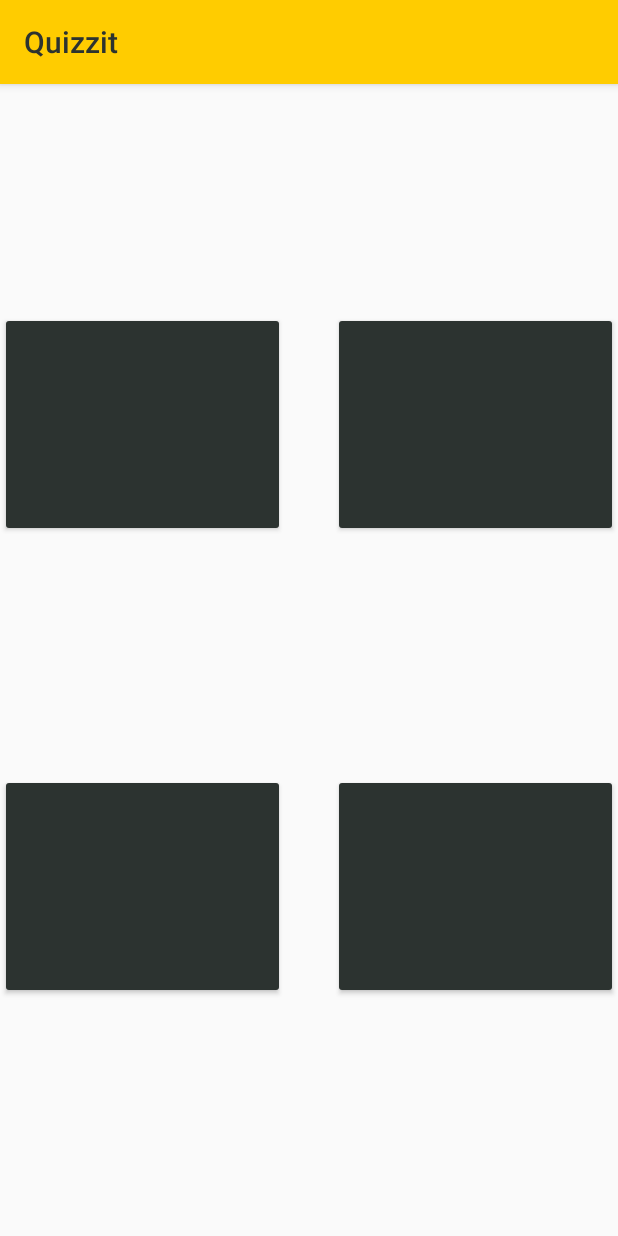
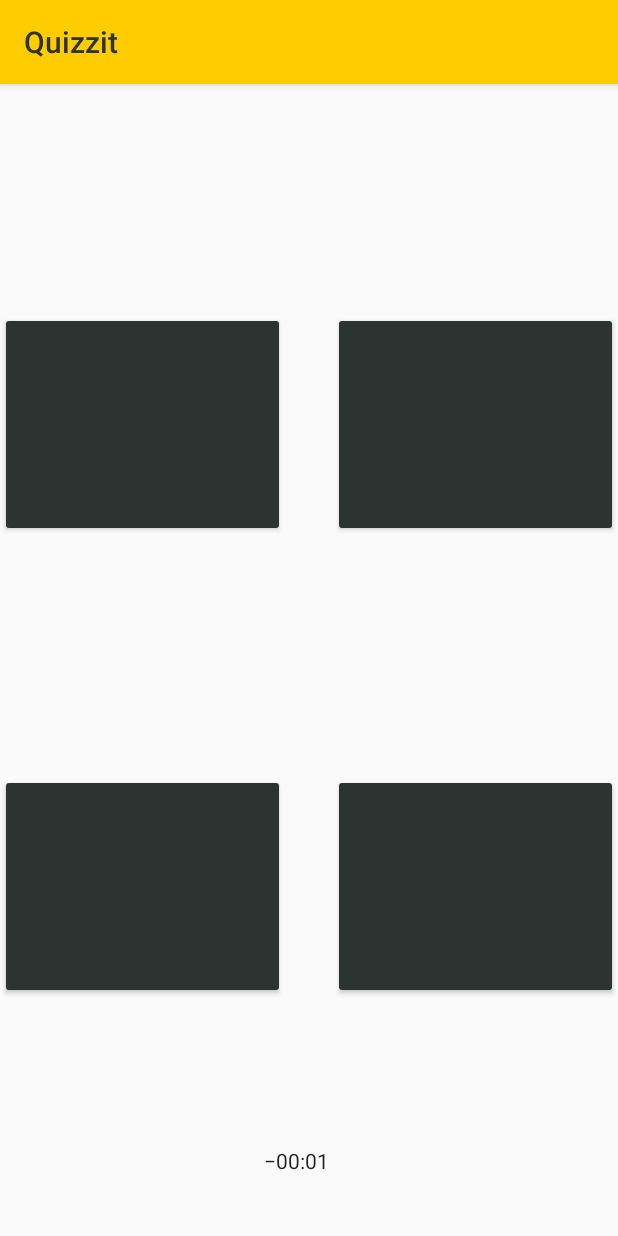
Before and after one commit to HoGentTIN/native-apps-aalst-jordi5300, an Android app: the screen it shows after launch (MainActivity), after a tap on "PLAY", on a phone screen of 412 x 824 dp. Run offline under Robolectric (Android 15) with nearby library versions, the phone set to English and light mode, and no system bars; our stand-ins replace Room's generated code, data binding, navigation-ui; 5 statements that could not run were skipped.

Commit message:
toevoegen van timer + fix titel in quiz fragment

```diff
--- a/app/src/main/java/com/example/quizzit/HomeFragment.kt
+++ b/app/src/main/java/com/example/quizzit/HomeFragment.kt
@@ -24,10 +24,10 @@ class HomeFragment : Fragment() {
                container,
                false
            )
-           binding.playButton.setOnClickListener { view ->
+           binding.btnPlay.setOnClickListener { view ->
                view.findNavController().navigate(R.id.action_homeFragment_to_quizFragment)
            }
-           binding.quizzitImage.setImageResource(R.drawable.quizzit)
+           binding.imgLogo.setImageResource(R.drawable.quizzit)
            (activity as AppCompatActivity).supportActionBar?.title = "Quizzit"
            setHasOptionsMenu(true)
            return binding.root
--- a/app/src/main/java/com/example/quizzit/database/QuestionDao.kt
+++ b/app/src/main/java/com/example/quizzit/database/QuestionDao.kt
@@ -8,9 +8,11 @@ import com.example.quizzit.domain.Question
 
 @Dao
 interface QuestionDao{
-    @Query("SELECT * from question_table")
-    fun getAllQuestions(): List<Question>
 
     @Insert(onConflict = OnConflictStrategy.REPLACE)
     fun insert(question: Question)
+
+    @Query("SELECT * FROM question_table WHERE quizID=:quizId")
+    fun getQuestionsFromQuiz(quizId: Int): List<Question>
+
 }
--- a/app/src/main/java/com/example/quizzit/database/QuizDao.kt
+++ b/app/src/main/java/com/example/quizzit/database/QuizDao.kt
@@ -15,6 +15,4 @@ interface QuizDao {
     @Query("SELECT * FROM quiz_table")
     fun getQuizzes(): List<Quiz>
 
-    @Query("SELECT * FROM question_table WHERE quizID=:quizId")
-    fun getQuestionsFromQuiz(quizId: Long): List<Question>
 }
--- a/app/src/main/java/com/example/quizzit/database/QuizDatabase.kt
+++ b/app/src/main/java/com/example/quizzit/database/QuizDatabase.kt
@@ -12,10 +12,10 @@ import kotlinx.coroutines.GlobalScope
 import kotlinx.coroutines.launch
 import kotlinx.coroutines.withContext
 
-@Database(entities = [Quiz::class,Question::class], version = 3, exportSchema = false)
+@Database(entities = [Quiz::class,Question::class], version = 1, exportSchema = false)
 abstract class QuizDatabase : RoomDatabase() {
     abstract val quizDao: QuizDao
-    abstract val questionDao : QuestionDao
+    abstract val questionDao: QuestionDao
 
     companion object {
         @Volatile
@@ -33,6 +33,7 @@ abstract class QuizDatabase : RoomDatabase() {
                         .fallbackToDestructiveMigration()
                         .build()
                     instance.putQuizzes()
+                    instance.putQuestions()
                     INSTANCE = instance
                 }
                 return instance
@@ -43,41 +44,47 @@ abstract class QuizDatabase : RoomDatabase() {
 
     private fun putQuizzes() {
         val quizList = listOf(
-            Quiz("quiz1", "algemeen",1)
+            Quiz(1, "quiz1", "algemeen")
             ,
-            Quiz("quiz1", "algemeen",2)
+            Quiz(2, "quiz2", "algemeen2")
         )
 
+        GlobalScope.launch {
+            withContext(Dispatchers.IO) {
+                quizList.map { it }
+                    .map { quizDao.insert(it) }
+            }
+        }
+    }
+
+    private fun putQuestions() {
         val questionList = listOf(
-                Question(1,
+            Question(
+                1, 1,
                 vraag = "Wanneer werd John F. Kennedy vermoord?",
                 keuze1 = "1961",
                 keuze2 = "1965",
                 keuze3 = "1967",
                 antwoord = "1963"
             ),
-                Question(1,
+            Question(
+                2, 1,
                 vraag = "Welke diameter hadden de diskettes die in 1970 op de markt kwamen?",
                 keuze1 = "12 inch",
                 keuze2 = "3.25 inch",
                 keuze3 = "45 inch",
                 antwoord = "8 inch"
             ),
-                Question(1,
-                    vraag = "Waar ligt Narvik?",
-                    keuze1 = "Denemarken",
-                    keuze2 = "Finland",
-                    keuze3 = "Zweden",
-                    antwoord = "Noorwegen"
+            Question(
+                3, 2,
+                vraag = "Hoe heet de hoofdstad van Australië?",
+                keuze1 = "Melbourne",
+                keuze2 = "Sydney",
+                keuze3 = "Brisbane",
+                antwoord = "Canberra"
             ),
-                Question(2,
-                    vraag = "Welke diameter hadden de diskettes die in 1970 op de markt kwamen?",
-                    keuze1 = "12 inch",
-                    keuze2 = "3.25 inch",
-                    keuze3 = "45 inch",
-                    antwoord = "8 inch"
-                ),
-                Question(2,
+            Question(
+                4, 2,
                 vraag = "Waar ligt Narvik?",
                 keuze1 = "Denemarken",
                 keuze2 = "Finland",
@@ -85,16 +92,13 @@ abstract class QuizDatabase : RoomDatabase() {
                 antwoord = "Noorwegen"
             )
         )
-
-
-
         GlobalScope.launch {
             withContext(Dispatchers.IO) {
-                quizList.map { it }
-                    .map { quizDao.insert(it)}
-            }
                 questionList.map { it }
-                .map { questionDao.insert(it)}
+                    .map {
+                        questionDao.insert(it)
                     }
             }
         }
+    }
+}
--- a/app/src/main/java/com/example/quizzit/domain/Question.kt
+++ b/app/src/main/java/com/example/quizzit/domain/Question.kt
@@ -18,17 +18,24 @@ import com.squareup.moshi.Json
     )]
 )
 data class Question(
+
+    @PrimaryKey(autoGenerate = true)
+    var id: Int = 0,
+
     @Json(name = "questionId")
-    val quizID: Long = 0L,
+    val quizID: Int = 0,
+
     @Json(name = "vraag")
     val vraag: String,
     @Json(name = "keuze1")
+
     val keuze1: String,
     @Json(name = "keuze2")
+
     val keuze2: String,
     @Json(name = "keuze3")
+
     val keuze3: String,
+
     @Json(name = "antwoord")
-    val antwoord: String,
-    @PrimaryKey(autoGenerate = true)
-    var id: Long = 0L)
+    val antwoord: String)
--- a/app/src/main/java/com/example/quizzit/domain/Quiz.kt
+++ b/app/src/main/java/com/example/quizzit/domain/Quiz.kt
@@ -6,9 +6,11 @@ import com.squareup.moshi.Json
 @Entity(tableName = "quiz_table")
 data class Quiz(
 
+    @PrimaryKey(autoGenerate = false)
+    var id: Int = 0,
+
     @Json(name = "naam")
     val naam: String,
+
     @Json(name = "categorie")
-    val categorie: String,
-    @PrimaryKey(autoGenerate = true)
-    var id: Long = 0L)
+    val categorie: String)
--- a/app/src/main/java/com/example/quizzit/domain/QuizRepository.kt
+++ b/app/src/main/java/com/example/quizzit/domain/QuizRepository.kt
@@ -31,7 +31,7 @@ class QuizRepository(
             return questions
         }
         else{
-            return quizDao.getQuestionsFromQuiz(quiz.id)
+            return questionDao.getQuestionsFromQuiz(quiz.id)
         }
     }
 
--- a/app/src/main/java/com/example/quizzit/network/QuizApiService.kt
+++ b/app/src/main/java/com/example/quizzit/network/QuizApiService.kt
@@ -6,7 +6,6 @@ import com.jakewharton.retrofit2.adapter.kotlin.coroutines.CoroutineCallAdapterF
 import com.squareup.moshi.Moshi
 import com.squareup.moshi.kotlin.reflect.KotlinJsonAdapterFactory
 import okhttp3.OkHttpClient
-import retrofit2.Call
 import retrofit2.Retrofit
 import retrofit2.converter.moshi.MoshiConverterFactory
 import retrofit2.http.GET
@@ -76,7 +75,7 @@ interface QuizApiService {
     suspend fun getQuizzes(): List<Quiz>
 
     @GET("api/Quiz/{id}/Meerkeuzevragen")
-    suspend fun getQuestions(@Path("id") id: Long): List<Question>
+    suspend fun getQuestions(@Path("id") id: Int): List<Question>
 }
 
 object QuizApi {
--- a/app/src/main/java/com/example/quizzit/quiz/QuizFragment.kt
+++ b/app/src/main/java/com/example/quizzit/quiz/QuizFragment.kt
@@ -2,8 +2,8 @@ package com.example.quizzit.quiz
 
 import android.content.Context
 import android.net.ConnectivityManager
-import androidx.navigation.findNavController
 import android.os.Bundle
+import android.os.SystemClock
 import android.view.LayoutInflater
 import android.view.View
 import android.view.ViewGroup
@@ -11,21 +11,19 @@ import android.widget.Button
 import androidx.appcompat.app.AppCompatActivity
 import androidx.databinding.DataBindingUtil
 import androidx.lifecycle.ViewModelProviders
-import androidx.databinding.DataBindingUtil.setContentView
 import androidx.fragment.app.Fragment
-import androidx.navigation.Navigation
+import androidx.lifecycle.Observer
 import androidx.navigation.fragment.findNavController
-import com.example.quizzit.R
 import com.example.quizzit.R.layout.fragment_quizspelen
-import com.example.quizzit.database.QuizDao
 import com.example.quizzit.database.QuizDatabase
 import com.example.quizzit.databinding.FragmentQuizspelenBinding
 import com.example.quizzit.domain.QuizRepository
 import com.example.quizzit.network.QuizApi
 
-class QuizFragment : Fragment(),View.OnClickListener {
 
-    private lateinit var quizViewModel: QuizViewModel;
+class QuizFragment : Fragment(), View.OnClickListener {
+
+    private lateinit var quizViewModel: QuizViewModel
     private lateinit var binding: FragmentQuizspelenBinding
 
     override fun onCreateView(
@@ -40,20 +38,41 @@ class QuizFragment : Fragment(),View.OnClickListener {
         val quizApiService = QuizApi.retrofitService
         val quizDao = QuizDatabase.getInstance(requireContext()).quizDao
         val questionDao = QuizDatabase.getInstance(requireContext()).questionDao
-        val connectivityManager = requireContext().getSystemService(Context.CONNECTIVITY_SERVICE) as ConnectivityManager
+        val connectivityManager =
+            requireContext().getSystemService(Context.CONNECTIVITY_SERVICE) as ConnectivityManager
 
-        val viewModelFactory = QuizViewModelFactory(QuizRepository(quizDao,questionDao,quizApiService,connectivityManager))
+        val viewModelFactory = QuizViewModelFactory(
+            QuizRepository(
+                quizDao,
+                questionDao,
+                quizApiService,
+                connectivityManager
+            )
+        )
         quizViewModel = ViewModelProviders.of(this, viewModelFactory).get(QuizViewModel::class.java)
         binding.quizViewModel = quizViewModel
-        binding.keuze1Button.setOnClickListener(this)
-        binding.keuze2Button.setOnClickListener(this)
-        binding.keuze3Button.setOnClickListener(this)
-        binding.keuze4Button.setOnClickListener(this)
+        binding.btnKeuze1.setOnClickListener(this)
+        binding.btnKeuze2.setOnClickListener(this)
+        binding.btnKeuze3.setOnClickListener(this)
+        binding.btnKeuze4.setOnClickListener(this)
         binding.lifecycleOwner = this
-        //(activity as AppCompatActivity).supportActionBar?.title =
-        //    "vraag " + quizViewModel.positieVraag.value!!.plus(1) + " van " + quizViewModel.lengteQuiz.value!!.minus(
-        //        1
-         //   )
+
+        if (savedInstanceState == null) {
+            binding.viewTimer.isCountDown = false
+            binding.viewTimer.base = SystemClock.elapsedRealtime() + 2000
+            Thread.sleep(2_000)
+            binding.viewTimer.start()
+        } else {
+            val timer = savedInstanceState.getString("timer")
+            binding.viewTimer.isCountDown = false
+            binding.viewTimer.base = SystemClock.elapsedRealtime() - timer!!.toLong()
+            binding.viewTimer.start()
+        }
+
+        quizViewModel.lengteQuiz.observe(this, Observer { lengte ->
+            (activity as AppCompatActivity).supportActionBar?.title =
+                "vraag 1 van $lengte"
+        })
         return binding.root
     }
 
@@ -61,13 +80,31 @@ class QuizFragment : Fragment(),View.OnClickListener {
         val b = v as Button
         val buttonText = b.getText().toString()
         quizViewModel.volgendeVraag(buttonText)
-        if (quizViewModel.einde.equals(true)) {
-            val action = QuizFragmentDirections.actionQuizFragmentToScoreFragment(quizViewModel.score.value!!.toInt())
+        if (quizViewModel.einde) {
+            val action = QuizFragmentDirections.actionQuizFragmentToScoreFragment(
+                quizViewModel.score.value!!.toInt(),
+                quizViewModel.lengteQuiz.value!!.toInt()
+            )
             this.findNavController().navigate(action)
         }
         (activity as AppCompatActivity).supportActionBar?.title =
-            "vraag " + quizViewModel.positieVraag.value!!.plus(1) + " van " + quizViewModel.lengteQuiz.value!!.minus(
-                1
-            )
+            "vraag " + this.quizViewModel.positieVraagTitel.value + " van " + quizViewModel.lengteQuiz.value
+    }
+
+    override fun onSaveInstanceState(savedInstanceState: Bundle) {
+        // Save timer value in saveInstanceState bundle
+        val time = SystemClock.elapsedRealtime() - binding.viewTimer.base
+        savedInstanceState.putString("timer", time.toString())
+        super.onSaveInstanceState(savedInstanceState)
+    }
+
+    override fun onPause() {
+        binding.viewTimer.stop()
+        super.onPause()
+    }
+
+    override fun onResume() {
+        binding.viewTimer.start()
+        super.onResume()
     }
 }
--- a/app/src/main/java/com/example/quizzit/quiz/QuizViewModel.kt
+++ b/app/src/main/java/com/example/quizzit/quiz/QuizViewModel.kt
@@ -1,8 +1,6 @@
 package com.example.quizzit.quiz
 
-import androidx.lifecycle.MutableLiveData
-import androidx.lifecycle.ViewModel
-import androidx.lifecycle.viewModelScope
+import androidx.lifecycle.*
 import com.example.quizzit.domain.Question
 import com.example.quizzit.domain.Quiz
 import com.example.quizzit.domain.QuizRepository
@@ -12,7 +10,7 @@ import kotlinx.coroutines.withContext
 
 class QuizViewModel(private val quizRepository: QuizRepository) : ViewModel() {
 
-    private var quiz = Quiz("", "",1)
+    private var quiz = Quiz(1,"", "")
 
     private var questions = listOf<Question>()
 
@@ -22,6 +20,9 @@ class QuizViewModel(private val quizRepository: QuizRepository) : ViewModel() {
         MutableLiveData<Int>()
     }
     val positieVraag: MutableLiveData<Int> by lazy {
+        MutableLiveData<Int>()
+    }
+    val positieVraagTitel: MutableLiveData<Int> by lazy {
         MutableLiveData<Int>()
     }
     val lengteQuiz: MutableLiveData<Int> by lazy {
@@ -49,10 +50,11 @@ class QuizViewModel(private val quizRepository: QuizRepository) : ViewModel() {
 
     init {
         positieVraag.value = 0
+        positieVraagTitel.value = 0
         score.value = 0
+        lengteQuiz.value = 0
         viewModelScope.launch {
             resetQuizzes()
-            lengteQuiz.value = questions.size + 1
             randomizeQuestionsAndSetQuestion()
         }
     }
@@ -79,6 +81,7 @@ class QuizViewModel(private val quizRepository: QuizRepository) : ViewModel() {
         keuze3.value = keuzes.elementAt(2)
         keuze4.value = keuzes.elementAt(3)
         vraag.value = questions[positieVraag.value!!.toInt()].vraag
+        lengteQuiz.value = questions.size.plus(1)
     }
 
 
@@ -90,6 +93,7 @@ class QuizViewModel(private val quizRepository: QuizRepository) : ViewModel() {
         if (positieVraag.value!!.toInt().plus(1) >= lengteQuiz.value!!.toInt()) {
             einde = true
         } else {
+            positieVraagTitel.value = positieVraag.value?.plus(1)
             randomizeQuestionsAndSetQuestion()
         }
     }
--- a/app/src/main/java/com/example/quizzit/score/ScoreFragment.kt
+++ b/app/src/main/java/com/example/quizzit/score/ScoreFragment.kt
@@ -23,12 +23,13 @@ class ScoreFragment : Fragment(){
     ): View? {
         val binding: FragmentScoreBinding = DataBindingUtil.inflate(
             inflater, fragment_score, container, false)
-        scoreViewModel = ViewModelProviders.of(this).get(ScoreViewModel::class.java);
+        scoreViewModel = ViewModelProviders.of(this).get(ScoreViewModel::class.java)
         binding.scoreViewModel = scoreViewModel
         (activity as AppCompatActivity).supportActionBar?.title = "Scores"
         binding.setLifecycleOwner(this)
         val score = ScoreFragmentArgs.fromBundle(arguments!!).score
-        binding.resultaatText.setText("Uw score op de quiz is: " + score)
+        val aantal = ScoreFragmentArgs.fromBundle(arguments!!).aantalVragen
+        binding.txtScore.setText("Uw score op de quiz is: " + score + " op: " + aantal)
         return binding.root
         }
 }
--- a/app/src/main/res/layout-land/fragment_quizspelen.xml
+++ b/app/src/main/res/layout-land/fragment_quizspelen.xml
@@ -9,7 +9,7 @@
         tools:context=".QuizSpelenFragment">
 
         <TextView
-            android:id="@+id/vraagText"
+            android:id="@+id/txt_vraag"
             android:layout_width="0dp"
             android:layout_height="76sp"
             android:text="@{quizViewModel.vraag}"
@@ -20,7 +20,7 @@
             app:layout_constraintTop_toTopOf="parent" />
 
         <Button
-            android:id="@+id/keuze1Button"
+            android:id="@+id/btn_keuze1"
             android:layout_width="0dp"
             android:layout_height="80dp"
             android:layout_marginEnd="16dp"
@@ -28,13 +28,13 @@
             android:text="@{quizViewModel.keuze1}"
             android:textColor="@color/yellowQuizzit"
             android:textSize="20sp"
-            app:layout_constraintEnd_toStartOf="@+id/keuze2Button"
+            app:layout_constraintEnd_toStartOf="@+id/btn_keuze2"
             app:layout_constraintHorizontal_bias="0.5"
             app:layout_constraintStart_toStartOf="parent"
-            app:layout_constraintTop_toBottomOf="@+id/vraagText" />
+            app:layout_constraintTop_toBottomOf="@+id/txt_vraag" />
 
         <Button
-            android:id="@+id/keuze2Button"
+            android:id="@+id/btn_keuze2"
             android:layout_width="0dp"
             android:layout_height="80dp"
             android:layout_marginStart="16dp"
@@ -44,11 +44,11 @@
             android:textSize="20sp"
             app:layout_constraintEnd_toEndOf="parent"
             app:layout_constraintHorizontal_bias="0.5"
-            app:layout_constraintStart_toEndOf="@+id/keuze1Button"
-            app:layout_constraintTop_toBottomOf="@+id/vraagText" />
+            app:layout_constraintStart_toEndOf="@+id/btn_keuze1"
+            app:layout_constraintTop_toBottomOf="@+id/txt_vraag" />
 
         <Button
-            android:id="@+id/keuze3Button"
+            android:id="@+id/btn_keuze3"
             android:layout_width="0dp"
             android:layout_height="80dp"
             android:layout_marginEnd="16dp"
@@ -57,13 +57,13 @@
             android:textColor="@color/yellowQuizzit"
             android:textSize="20sp"
             app:layout_constraintBottom_toBottomOf="parent"
-            app:layout_constraintEnd_toStartOf="@+id/keuze4Button"
+            app:layout_constraintEnd_toStartOf="@+id/btn_keuze4"
             app:layout_constraintHorizontal_bias="0.5"
             app:layout_constraintStart_toStartOf="parent"
-            app:layout_constraintTop_toBottomOf="@+id/keuze1Button" />
+            app:layout_constraintTop_toBottomOf="@+id/btn_keuze1" />
 
         <Button
-            android:id="@+id/keuze4Button"
+            android:id="@+id/btn_keuze4"
             android:layout_width="0dp"
             android:layout_height="80dp"
             android:layout_marginStart="16dp"
@@ -74,8 +74,19 @@
             app:layout_constraintBottom_toBottomOf="parent"
             app:layout_constraintEnd_toEndOf="parent"
             app:layout_constraintHorizontal_bias="0.5"
-            app:layout_constraintStart_toEndOf="@+id/keuze3Button"
-            app:layout_constraintTop_toBottomOf="@+id/keuze2Button" />
+            app:layout_constraintStart_toEndOf="@+id/btn_keuze3"
+            app:layout_constraintTop_toBottomOf="@+id/btn_keuze2" />
+
+        <Chronometer
+            android:id="@+id/view_timer"
+            android:layout_width="100dp"
+            android:layout_height="60dp"
+            app:layout_constraintBottom_toBottomOf="parent"
+            app:layout_constraintEnd_toEndOf="parent"
+            app:layout_constraintStart_toStartOf="parent"
+            app:layout_constraintTop_toBottomOf="@+id/btn_keuze4"
+            tools:targetApi="24" />
+
     </androidx.constraintlayout.widget.ConstraintLayout>
     <data>
         <variable
--- a/app/src/main/res/layout/fragment_home.xml
+++ b/app/src/main/res/layout/fragment_home.xml
@@ -9,7 +9,7 @@
 
 
     <Button
-        android:id="@+id/playButton"
+        android:id="@+id/btn_play"
         android:layout_width="0dp"
         android:layout_height="75dp"
         android:layout_marginTop="24dp"
@@ -18,12 +18,12 @@
         android:text="Play"
         android:textColor="@color/yellowQuizzit"
         app:layout_constraintBottom_toBottomOf="parent"
-        app:layout_constraintEnd_toEndOf="@+id/quizzitImage"
-        app:layout_constraintStart_toStartOf="@+id/quizzitImage"
-        app:layout_constraintTop_toBottomOf="@+id/quizzitImage" />
+        app:layout_constraintEnd_toEndOf="@+id/img_logo"
+        app:layout_constraintStart_toStartOf="@+id/img_logo"
+        app:layout_constraintTop_toBottomOf="@+id/img_logo" />
 
     <ImageView
-        android:id="@+id/quizzitImage"
+        android:id="@+id/img_logo"
         android:layout_width="400dp"
         android:layout_height="300dp"
         android:layout_marginBottom="32dp"
--- a/app/src/main/res/layout/fragment_quizspelen.xml
+++ b/app/src/main/res/layout/fragment_quizspelen.xml
@@ -9,7 +9,7 @@
         tools:context=".QuizSpelenFragment">
 
         <TextView
-            android:id="@+id/vraagText"
+            android:id="@+id/txt_vraag"
             android:layout_width="0dp"
             android:layout_height="120sp"
             android:text="@{quizViewModel.vraag}"
@@ -20,7 +20,7 @@
             app:layout_constraintTop_toTopOf="parent" />
 
         <Button
-            android:id="@+id/keuze1Button"
+            android:id="@+id/btn_keuze1"
             android:layout_width="0dp"
             android:layout_height="150dp"
             android:layout_marginTop="32dp"
@@ -29,13 +29,13 @@
             android:text="@{quizViewModel.keuze1}"
             android:textColor="@color/yellowQuizzit"
             android:textSize="20sp"
-            app:layout_constraintEnd_toStartOf="@+id/keuze2Button"
+            app:layout_constraintEnd_toStartOf="@+id/btn_keuze2"
             app:layout_constraintHorizontal_bias="0.5"
             app:layout_constraintStart_toStartOf="parent"
-            app:layout_constraintTop_toBottomOf="@+id/vraagText" />
+            app:layout_constraintTop_toBottomOf="@+id/txt_vraag" />
 
         <Button
-            android:id="@+id/keuze2Button"
+            android:id="@+id/btn_keuze2"
             android:layout_width="0dp"
             android:layout_height="150dp"
             android:layout_marginStart="16dp"
@@ -46,11 +46,11 @@
             android:textSize="20sp"
             app:layout_constraintEnd_toEndOf="parent"
             app:layout_constraintHorizontal_bias="0.5"
-            app:layout_constraintStart_toEndOf="@+id/keuze1Button"
-            app:layout_constraintTop_toBottomOf="@+id/vraagText" />
+            app:layout_constraintStart_toEndOf="@+id/btn_keuze1"
+            app:layout_constraintTop_toBottomOf="@+id/txt_vraag" />
 
         <Button
-            android:id="@+id/keuze3Button"
+            android:id="@+id/btn_keuze3"
             android:layout_width="0dp"
             android:layout_height="150dp"
             android:layout_marginEnd="16dp"
@@ -59,13 +59,13 @@
             android:textColor="@color/yellowQuizzit"
             android:textSize="20sp"
             app:layout_constraintBottom_toBottomOf="parent"
-            app:layout_constraintEnd_toStartOf="@+id/keuze4Button"
+            app:layout_constraintEnd_toStartOf="@+id/btn_keuze4"
             app:layout_constraintHorizontal_bias="0.5"
             app:layout_constraintStart_toStartOf="parent"
-            app:layout_constraintTop_toBottomOf="@+id/keuze1Button" />
+            app:layout_constraintTop_toBottomOf="@+id/btn_keuze1" />
 
         <Button
-            android:id="@+id/keuze4Button"
+            android:id="@+id/btn_keuze4"
             android:layout_width="0dp"
             android:layout_height="150dp"
             android:layout_marginStart="16dp"
@@ -76,8 +76,18 @@
             app:layout_constraintBottom_toBottomOf="parent"
             app:layout_constraintEnd_toEndOf="parent"
             app:layout_constraintHorizontal_bias="0.5"
-            app:layout_constraintStart_toEndOf="@+id/keuze3Button"
-            app:layout_constraintTop_toBottomOf="@+id/keuze2Button" />
+            app:layout_constraintStart_toEndOf="@+id/btn_keuze3"
+            app:layout_constraintTop_toBottomOf="@+id/btn_keuze2" />
+
+        <Chronometer
+            android:id="@+id/view_timer"
+            android:layout_width="60dp"
+            android:layout_height="60dp"
+            app:layout_constraintBottom_toBottomOf="parent"
+            app:layout_constraintEnd_toEndOf="parent"
+            app:layout_constraintStart_toStartOf="parent"
+            tools:targetApi="28" />
+
     </androidx.constraintlayout.widget.ConstraintLayout>
     <data>
         <variable
--- a/app/src/main/res/layout/fragment_score.xml
+++ b/app/src/main/res/layout/fragment_score.xml
@@ -9,7 +9,7 @@
     tools:context=".ScoreFragment">
 
     <TextView
-        android:id="@+id/resultaatText"
+        android:id="@+id/txt_score"
         android:layout_width="0dp"
         android:layout_height="120sp"
         android:textSize="30dp"
--- a/app/src/main/res/navigation/navigation.xml
+++ b/app/src/main/res/navigation/navigation.xml
@@ -20,7 +20,9 @@
         tools:layout="@layout/fragment_quizspelen" >
         <action
             android:id="@+id/action_quizFragment_to_scoreFragment"
-            app:destination="@id/scoreFragment" />
+            app:destination="@id/scoreFragment"
+            app:popUpTo="@+id/quizFragment"
+            app:popUpToInclusive="true" />
     </fragment>
     <fragment
         android:id="@+id/scoreFragment"
@@ -33,5 +35,9 @@
             android:name="score"
             app:argType="integer"
             android:defaultValue="0" />
+        <argument
+            android:name="aantalVragen"
+            app:argType="integer"
+            android:defaultValue="0" />
     </fragment>
 </navigation>
```
Lines whose indentation alone changed are shown as unchanged.
